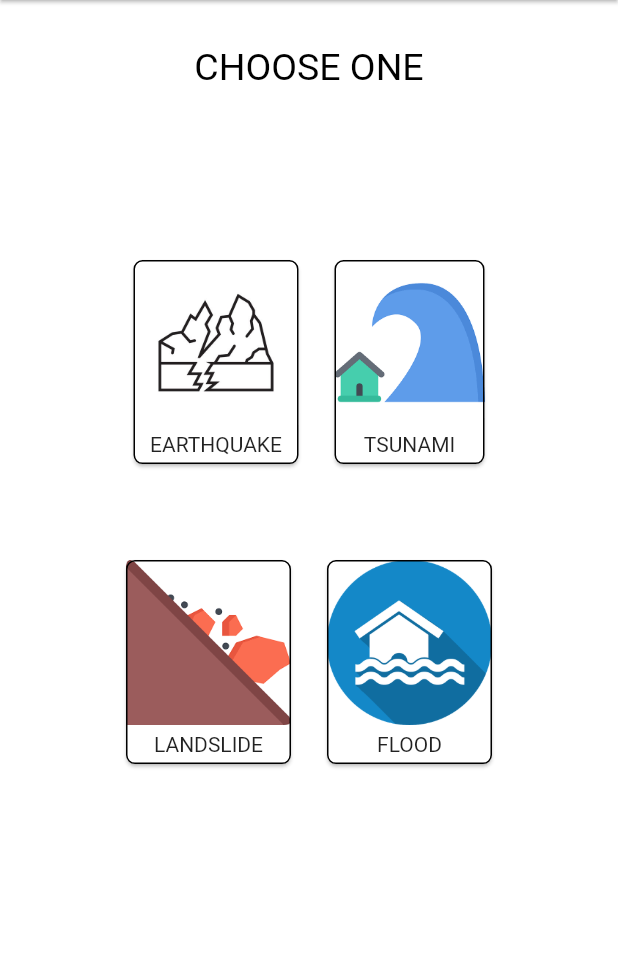
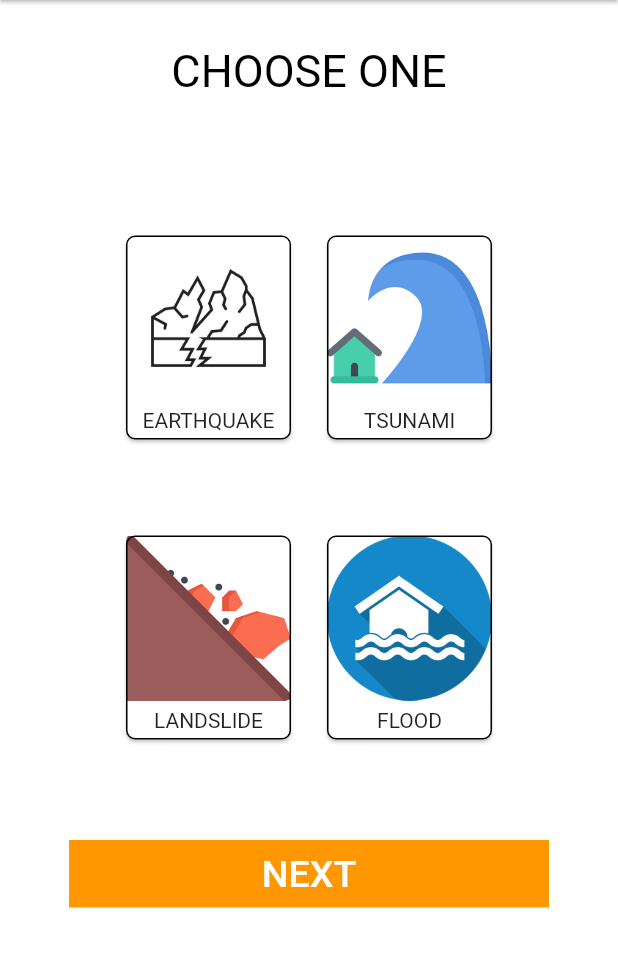
Before and after one commit to DSC-KIIT/Project-Rahat, a Flutter app: the NasaPage screen opened directly, on a phone screen of 412 x 824 dp, the part 84-1051 px from its top. Run offline on Flutter 3.47's test engine with Material 2 defaults, Android fonts, the phone set to English and light mode, and no system bars; our stand-ins replace cloud_firestore, firebase_analytics, firebase_auth, firebase_database, firebase_storage, font_awesome_flutter and 3 more; accounts and stored records are empty; network calls fail.

Commit message:
nasa ui completed

```diff
--- a/lib/pages/NASA/nasaPage.dart
+++ b/lib/pages/NASA/nasaPage.dart
@@ -1,4 +1,6 @@
 import 'package:flutter/material.dart';
+import 'package:rahat/pages/NASA/earthquake.dart';
+import 'package:rahat/pages/profile/screens/addPeople.dart';
 
 class NasaPage extends StatefulWidget {
   @override
@@ -28,9 +30,9 @@ class _NasaPageState extends State<NasaPage> {
               padding: const EdgeInsets.only(top: 30.0),
               child: Center(
                   child: Text('CHOOSE ONE',
-                    style: TextStyle(color: Colors.black, fontSize: 25))),
+                      style: TextStyle(color: Colors.black, fontSize: 30))),
             ),
-          SizedBox(height: MediaQuery.of(context).size.height * 0.1),
+            SizedBox(height: 60.0),
             Padding(
               padding: const EdgeInsets.all(20.0),
               child: Center(
@@ -40,12 +42,17 @@ class _NasaPageState extends State<NasaPage> {
                     Padding(
                       padding: const EdgeInsets.all(8.0),
                       child: GestureDetector(
+                        onTap: () {
+                      Navigator.push(context,
+                          MaterialPageRoute(builder: (context) => EARTHQUAKE()));
+                      {}},
                         child: Card(
                           shape: RoundedRectangleBorder(
                             side: BorderSide(color: Colors.black, width: 1),
                             borderRadius: BorderRadius.circular(6),
                           ),
-                          child: Column(children: <Widget>[
+                          child: Column(
+                            children: <Widget>[
                               Container(
                                   height: 110,
                                   width: 110,
@@ -54,8 +61,9 @@ class _NasaPageState extends State<NasaPage> {
                               Padding(
                                 padding: const EdgeInsets.all(5.0),
                                 child: Text('EARTHQUAKE'),
-                            )
-                          ]),
+                              ),
+                            ],
+                          ),
                         ),
                       ),
                     ),
@@ -70,7 +78,7 @@ class _NasaPageState extends State<NasaPage> {
                           child: Column(children: <Widget>[
                             Container(
                                 height: 110,
-                                width: 100,
+                                width: 110,
                                 child: Image.asset(
                                     'assets/images/sos/tsunami.png')),
                             Padding(
@@ -81,7 +89,8 @@ class _NasaPageState extends State<NasaPage> {
                         ),
                       ),
                     )
-                  ]),
+                  ],
+                ),
               ),
             ),
             Padding(
@@ -98,7 +107,8 @@ class _NasaPageState extends State<NasaPage> {
                             side: BorderSide(color: Colors.black, width: 1),
                             borderRadius: BorderRadius.circular(6),
                           ),
-                          child: Column(children: <Widget>[
+                          child: Column(
+                            children: <Widget>[
                               Container(
                                   height: 110,
                                   width: 110,
@@ -108,7 +118,8 @@ class _NasaPageState extends State<NasaPage> {
                                 padding: const EdgeInsets.all(5.0),
                                 child: Text('LANDSLIDE'),
                               )
-                          ]),
+                            ],
+                          ),
                         ),
                       ),
                     ),
@@ -120,25 +131,58 @@ class _NasaPageState extends State<NasaPage> {
                             side: BorderSide(color: Colors.black, width: 1),
                             borderRadius: BorderRadius.circular(6),
                           ),
-                          child: Column(children: <Widget>[
+                          child: Column(
+                            children: <Widget>[
                               Container(
                                   height: 110,
                                   width: 110,
-                                child:
-                                    Image.asset('assets/images/sos/flood.png')),
+                                  child: Image.asset(
+                                      'assets/images/sos/flood.png')),
                               Padding(
                                 padding: const EdgeInsets.all(5.0),
                                 child: Text('FLOOD'),
-                            )
-                          ]),
+                              ),
+                            ],
                           ),
                         ),
-                    )
-                  ]),
                       ),
-          )
+                    ),
                   ],
-      )),
+                ),
+              ),
+            ),
+            Column(
+              mainAxisAlignment: MainAxisAlignment.center,
+              children: <Widget>[
+                Padding(
+                  padding: const EdgeInsets.all(35.0),
+                  child: GestureDetector(
+                    onTap: () {
+                      Navigator.push(context,
+                          MaterialPageRoute(builder: (context) => AddPeople()));
+                      {}
+                    },
+                    child: Container(
+                      color: Colors.orange,
+                      height: 45.0,
+                      width: 320.0,
+                      child: Center(
+                        child: Text(
+                          'NEXT',
+                          style: TextStyle(
+                              fontSize: 25.0,
+                              fontWeight: FontWeight.w500,
+                              color: Colors.white),
+                        ),
+                      ),
+                    ),
+                  ),
+                ),
+              ],
+            ),
+          ],
+        ),
+      ),
     );
   }
 }
```
Lines whose indentation alone changed are shown as unchanged.
